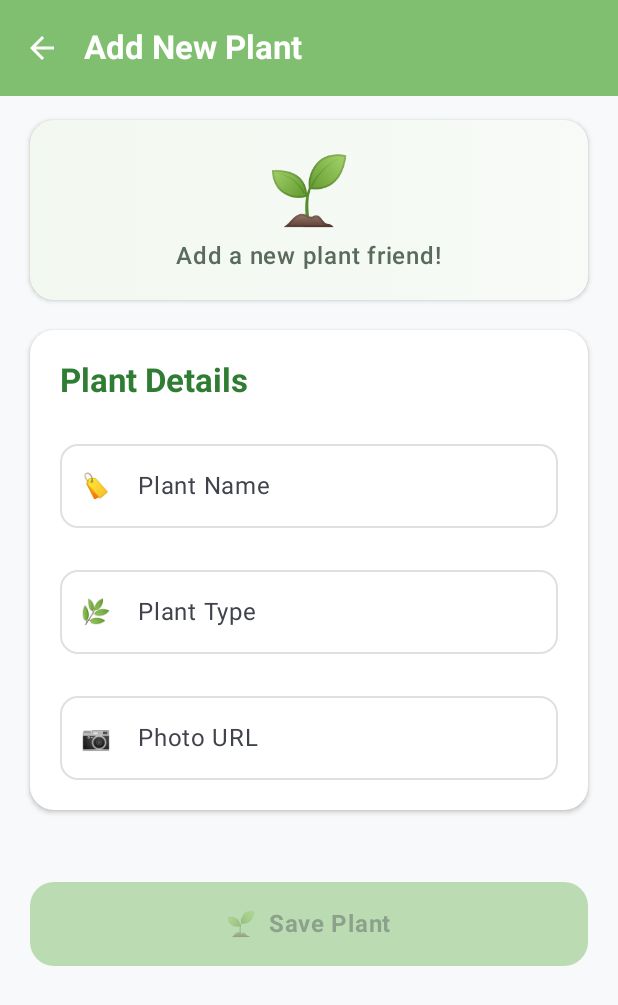
After one commit to DanikaNMT/Planty, an Android app built with Jetpack Compose: the AddPlantScreen screen opened through its navigation route, on a phone screen of 412 x 824 dp. The commit adds this screen. Shown: the top 1005 px of the screen. Run offline under Robolectric (Android 15) with nearby library versions, the phone set to English and light mode, and no system bars; libraries missing offline, so code that uses them is left out: com.jakewharton.retrofit2.

Commit message:
you can add plants

```diff
--- a/app/src/main/java/com/example/planty/MainActivity.kt
+++ b/app/src/main/java/com/example/planty/MainActivity.kt
@@ -3,14 +3,16 @@ package com.example.planty
 import android.os.Bundle
 import androidx.activity.ComponentActivity
 import androidx.activity.compose.setContent
-import androidx.compose.runtime.Composable
+import androidx.compose.runtime.*
 import androidx.navigation.compose.NavHost
 import androidx.navigation.compose.composable
 import androidx.navigation.compose.rememberNavController
+import com.example.planty.ui.AddPlantScreen
 import com.example.planty.ui.PlantDetailScreenSimple
 import com.example.planty.ui.PlantScreen
 import com.example.planty.ui.theme.MyApplicationTheme
 import androidx.lifecycle.viewmodel.compose.viewModel
+import com.example.planty.viewmodel.AddPlantViewModel
 import com.example.planty.viewmodel.PlantViewModel
 
 class MainActivity : ComponentActivity() {
@@ -40,6 +42,9 @@ fun PlantAppSimple() {
                     // Store selected plant in ViewModel
                     plantViewModel.setSelectedPlant(plant)
                     navController.navigate("plant_detail")
+                },
+                onAddPlantClick = {  // Add this parameter!
+                    navController.navigate("add_plant")
                 }
             )
         }
@@ -47,11 +52,35 @@ fun PlantAppSimple() {
         composable("plant_detail") {
             PlantDetailScreenSimple(
                 plantViewModel = plantViewModel,
-                onHomeClick = {
-                    navController.navigate("plant_list") {
-                        popUpTo("plant_list") { inclusive = true }
-                    }
+                onBackClick = {
+                    navController.popBackStack()
+                },
+            )
+        }
+
+        composable("add_plant") {
+            val addPlantViewModel: AddPlantViewModel = viewModel()
+            val isLoading by addPlantViewModel.isLoading
+            val error by addPlantViewModel.error
+            val plantCreated by addPlantViewModel.plantCreated
+
+            LaunchedEffect(plantCreated) {
+                if (plantCreated) {
+                    plantViewModel.refreshPlants()
+                    addPlantViewModel.resetState()
+                    navController.popBackStack()
                 }
+            }
+
+            AddPlantScreen(
+                onBackClick = {
+                    navController.popBackStack()
+                },
+                onSavePlant = { name, plantSort, photo ->
+                    addPlantViewModel.createPlant(name, plantSort, photo)
+                },
+                isLoading = isLoading,
+                error = error
             )
         }
     }
--- /dev/null
+++ b/app/src/main/java/com/example/planty/ui/AddPlantScreen.kt
@@ -0,0 +1,310 @@
+package com.example.planty.ui
+
+import androidx.compose.foundation.background
+import androidx.compose.foundation.layout.*
+import androidx.compose.foundation.rememberScrollState
+import androidx.compose.foundation.shape.RoundedCornerShape
+import androidx.compose.foundation.text.KeyboardOptions
+import androidx.compose.foundation.verticalScroll
+import androidx.compose.material.icons.Icons
+import androidx.compose.material.icons.filled.ArrowBack
+import androidx.compose.foundation.clickable
+import androidx.compose.foundation.interaction.MutableInteractionSource
+import androidx.compose.material3.*
+import androidx.compose.runtime.*
+import androidx.compose.ui.Alignment
+import androidx.compose.ui.Modifier
+import androidx.compose.ui.graphics.Brush
+import androidx.compose.ui.graphics.Color
+import androidx.compose.ui.text.font.FontWeight
+import androidx.compose.ui.text.input.KeyboardType
+import androidx.compose.ui.platform.LocalFocusManager
+import androidx.compose.ui.unit.dp
+
+@OptIn(ExperimentalMaterial3Api::class)
+@Composable
+fun AddPlantScreen(
+    onBackClick: () -> Unit,
+    onSavePlant: (name: String, plantSort: String, photo: String) -> Unit,
+    isLoading: Boolean = false,
+    error: String? = null
+) {
+    var plantName by remember { mutableStateOf("") }
+    var plantSort by remember { mutableStateOf("") }
+    var photoUrl by remember { mutableStateOf("") }
+
+    val isFormValid = plantName.isNotBlank() && plantSort.isNotBlank() && photoUrl.isNotBlank()
+    val scrollState = rememberScrollState()
+    val focusManager = LocalFocusManager.current
+
+    Scaffold(
+        containerColor = Color(0xFFF8F9FA),
+        topBar = {
+            TopAppBar(
+                title = {
+                    Text(
+                        text = "Add New Plant",
+                        fontWeight = FontWeight.Bold
+                    )
+                },
+                navigationIcon = {
+                    IconButton(onClick = onBackClick) {
+                        Icon(
+                            Icons.Default.ArrowBack,
+                            contentDescription = "Back",
+                            tint = Color.White
+                        )
+                    }
+                },
+                colors = TopAppBarDefaults.topAppBarColors(
+                    containerColor = Color(0xFF80BF6F),
+                    titleContentColor = Color.White
+                )
+            )
+        }
+    ) { paddingValues ->
+        Column(
+            modifier = Modifier
+                .fillMaxSize()
+                .padding(paddingValues)
+                .verticalScroll(scrollState)
+                .padding(horizontal = 20.dp, vertical = 16.dp)
+                .clickable(
+                    indication = null,
+                    interactionSource = remember { MutableInteractionSource() }
+                ) {
+                    focusManager.clearFocus()
+                },
+            verticalArrangement = Arrangement.spacedBy(20.dp)
+        ) {
+            // Header Card with plant emoji and description
+            Card(
+                modifier = Modifier.fillMaxWidth(),
+                colors = CardDefaults.cardColors(containerColor = Color.White),
+                elevation = CardDefaults.cardElevation(defaultElevation = 2.dp),
+                shape = RoundedCornerShape(16.dp)
+            ) {
+                Box(
+                    modifier = Modifier
+                        .fillMaxWidth()
+                        .background(
+                            Brush.horizontalGradient(
+                                colors = listOf(
+                                    Color(0xFF80BF6F).copy(alpha = 0.1f),
+                                    Color(0xFF6BA05A).copy(alpha = 0.05f)
+                                )
+                            )
+                        )
+                        .padding(20.dp),
+                    contentAlignment = Alignment.Center
+                ) {
+                    Column(
+                        horizontalAlignment = Alignment.CenterHorizontally
+                    ) {
+                        Text(
+                            text = "🌱",
+                            style = MaterialTheme.typography.displayMedium
+                        )
+                        Spacer(modifier = Modifier.height(8.dp))
+                        Text(
+                            text = "Add a new plant friend!",
+                            style = MaterialTheme.typography.bodyLarge,
+                            color = Color(0xFF5A6B5D),
+                            fontWeight = FontWeight.Medium
+                        )
+                    }
+                }
+            }
+
+            // Form Fields Card
+            Card(
+                modifier = Modifier.fillMaxWidth(),
+                colors = CardDefaults.cardColors(containerColor = Color.White),
+                elevation = CardDefaults.cardElevation(defaultElevation = 2.dp),
+                shape = RoundedCornerShape(16.dp)
+            ) {
+                Column(
+                    modifier = Modifier.padding(20.dp),
+                    verticalArrangement = Arrangement.spacedBy(20.dp)
+                ) {
+                    Text(
+                        text = "Plant Details",
+                        style = MaterialTheme.typography.titleLarge,
+                        fontWeight = FontWeight.Bold,
+                        color = Color(0xFF2E7D32)
+                    )
+
+                    // Plant Name Field with Emoji
+                    OutlinedTextField(
+                        value = plantName,
+                        onValueChange = { plantName = it },
+                        label = { Text("Plant Name") },
+                        placeholder = { Text("e.g., My Monstera") },
+                        leadingIcon = {
+                            Text(
+                                text = "🏷️",
+                                style = MaterialTheme.typography.titleMedium
+                            )
+                        },
+                        modifier = Modifier.fillMaxWidth(),
+                        singleLine = true,
+                        shape = RoundedCornerShape(12.dp),
+                        colors = OutlinedTextFieldDefaults.colors(
+                            focusedBorderColor = Color(0xFF80BF6F),
+                            focusedLabelColor = Color(0xFF80BF6F),
+                            unfocusedBorderColor = Color(0xFFE0E0E0)
+                        )
+                    )
+
+                    // Plant Type Field with Emoji
+                    OutlinedTextField(
+                        value = plantSort,
+                        onValueChange = { plantSort = it },
+                        label = { Text("Plant Type") },
+                        placeholder = { Text("e.g., Monstera Deliciosa") },
+                        leadingIcon = {
+                            Text(
+                                text = "🌿",
+                                style = MaterialTheme.typography.titleMedium
+                            )
+                        },
+                        modifier = Modifier.fillMaxWidth(),
+                        singleLine = true,
+                        shape = RoundedCornerShape(12.dp),
+                        colors = OutlinedTextFieldDefaults.colors(
+                            focusedBorderColor = Color(0xFF80BF6F),
+                            focusedLabelColor = Color(0xFF80BF6F),
+                            unfocusedBorderColor = Color(0xFFE0E0E0)
+                        )
+                    )
+
+                    // Photo URL Field with Icon
+                    OutlinedTextField(
+                        value = photoUrl,
+                        onValueChange = { photoUrl = it },
+                        label = { Text("Photo URL") },
+                        placeholder = { Text("https://example.com/plant-photo.jpg") },
+                        leadingIcon = {
+                            Text(
+                                text = "📷",
+                                style = MaterialTheme.typography.titleMedium
+                            )
+
+                        },
+                        modifier = Modifier.fillMaxWidth(),
+                        singleLine = true,
+                        shape = RoundedCornerShape(12.dp),
+                        keyboardOptions = KeyboardOptions(keyboardType = KeyboardType.Uri),
+                        colors = OutlinedTextFieldDefaults.colors(
+                            focusedBorderColor = Color(0xFF80BF6F),
+                            focusedLabelColor = Color(0xFF80BF6F),
+                            unfocusedBorderColor = Color(0xFFE0E0E0),
+                            focusedLeadingIconColor = Color(0xFF80BF6F),
+                            unfocusedLeadingIconColor = Color(0xFF9E9E9E)
+                        )
+                    )
+                }
+            }
+
+            // Error Message Card
+            error?.let { errorMessage ->
+                Card(
+                    modifier = Modifier.fillMaxWidth(),
+                    colors = CardDefaults.cardColors(containerColor = Color(0xFFFFEBEE)),
+                    elevation = CardDefaults.cardElevation(defaultElevation = 2.dp),
+                    shape = RoundedCornerShape(12.dp)
+                ) {
+                    Row(
+                        modifier = Modifier.padding(16.dp),
+                        verticalAlignment = Alignment.CenterVertically
+                    ) {
+                        Text(
+                            text = "⚠️",
+                            style = MaterialTheme.typography.titleMedium
+                        )
+                        Spacer(modifier = Modifier.width(12.dp))
+                        Text(
+                            text = errorMessage,
+                            color = Color(0xFFC62828),
+                            style = MaterialTheme.typography.bodyMedium,
+                            modifier = Modifier.weight(1f)
+                        )
+                    }
+                }
+            }
+
+            Spacer(modifier = Modifier.height(8.dp))
+
+            // Save Button with beautiful styling
+            Button(
+                onClick = {
+                    if (isFormValid) {
+                        onSavePlant(plantName, plantSort, photoUrl)
+                    }
+                },
+                enabled = isFormValid && !isLoading,
+                modifier = Modifier
+                    .fillMaxWidth()
+                    .height(56.dp),
+                colors = ButtonDefaults.buttonColors(
+                    containerColor = Color(0xFF80BF6F),
+                    disabledContainerColor = Color(0xFF80BF6F).copy(alpha = 0.5f)
+                ),
+                shape = RoundedCornerShape(16.dp),
+                elevation = ButtonDefaults.buttonElevation(
+                    defaultElevation = 4.dp,
+                    pressedElevation = 8.dp
+                )
+            ) {
+                Row(
+                    horizontalArrangement = Arrangement.Center,
+                    verticalAlignment = Alignment.CenterVertically
+                ) {
+                    if (isLoading) {
+                        CircularProgressIndicator(
+                            modifier = Modifier.size(20.dp),
+                            color = Color.White,
+                            strokeWidth = 2.dp
+                        )
+                        Spacer(modifier = Modifier.width(12.dp))
+                        Text(
+                            text = "Saving your plant...",
+                            fontWeight = FontWeight.Bold,
+                            style = MaterialTheme.typography.bodyLarge
+                        )
+                    } else {
+                        Text(
+                            text = "🌱",
+                            style = MaterialTheme.typography.titleMedium
+                        )
+                        Spacer(modifier = Modifier.width(8.dp))
+                        Text(
+                            text = "Save Plant",
+                            fontWeight = FontWeight.Bold,
+                            style = MaterialTheme.typography.bodyLarge
+                        )
+                    }
+                }
+            }
+
+            // Form validation hint
+            if (!isFormValid && (plantName.isNotEmpty() || plantSort.isNotEmpty() || photoUrl.isNotEmpty())) {
+                Surface(
+                    modifier = Modifier.fillMaxWidth(),
+                    color = Color(0xFFFFF3E0),
+                    shape = RoundedCornerShape(8.dp)
+                ) {
+                    Text(
+                        text = "📝 Please fill in all fields to save your plant",
+                        style = MaterialTheme.typography.bodySmall,
+                        color = Color(0xFFE65100),
+                        modifier = Modifier.padding(12.dp)
+                    )
+                }
+            }
+
+            // Bottom spacing
+            Spacer(modifier = Modifier.height(16.dp))
+        }
+    }
+}
--- /dev/null
+++ b/app/src/main/java/com/example/planty/viewmodel/AddPlantViewModel.kt
@@ -0,0 +1,61 @@
+package com.example.planty.viewmodel
+
+import androidx.compose.runtime.State
+import androidx.compose.runtime.mutableStateOf
+import androidx.lifecycle.ViewModel
+import androidx.lifecycle.viewModelScope
+import com.example.planty.model.Plant
+import com.example.planty.repository.PlantRepository
+import kotlinx.coroutines.launch
+
+class AddPlantViewModel : ViewModel() {
+    private val repository = PlantRepository()
+
+    private val _isLoading = mutableStateOf(false)
+    val isLoading: State<Boolean> = _isLoading
+
+    private val _error = mutableStateOf<String?>(null)
+    val error: State<String?> = _error
+
+    private val _plantCreated = mutableStateOf(false)
+    val plantCreated: State<Boolean> = _plantCreated
+
+    fun createPlant(name: String, plantSort: String, photo: String) {
+        viewModelScope.launch {
+            _isLoading.value = true
+            _error.value = null
+
+            // Create plant with temporary ID (server will assign real ID)
+            val newPlant = Plant(
+                id = 0, // Temporary ID, server will assign the real one
+                name = name,
+                photo = photo,
+                plantSort = plantSort,
+                lastWatered = null
+            )
+
+            val result = repository.createPlant(newPlant)
+
+            result.fold(
+                onSuccess = { createdPlant ->
+                    _plantCreated.value = true
+                    _isLoading.value = false
+                },
+                onFailure = { exception ->
+                    _error.value = exception.message ?: "Failed to create plant"
+                    _isLoading.value = false
+                }
+            )
+        }
+    }
+
+    fun clearError() {
+        _error.value = null
+    }
+
+    fun resetState() {
+        _plantCreated.value = false
+        _error.value = null
+        _isLoading.value = false
+    }
+}
```
Also changed, not shown: app/src/main/java/com/example/planty/ui/PlantDetailScreenSimple.kt (+10 -9 lines), app/src/main/java/com/example/planty/ui/PlantDetails.kt (deleted, +0 -242 lines), app/src/main/java/com/example/planty/ui/PlantScreen.kt (+5 -2 lines), app/src/main/java/com/example/planty/viewmodel/PlantViewModel.kt (+31 -1 lines), 1 other file.
